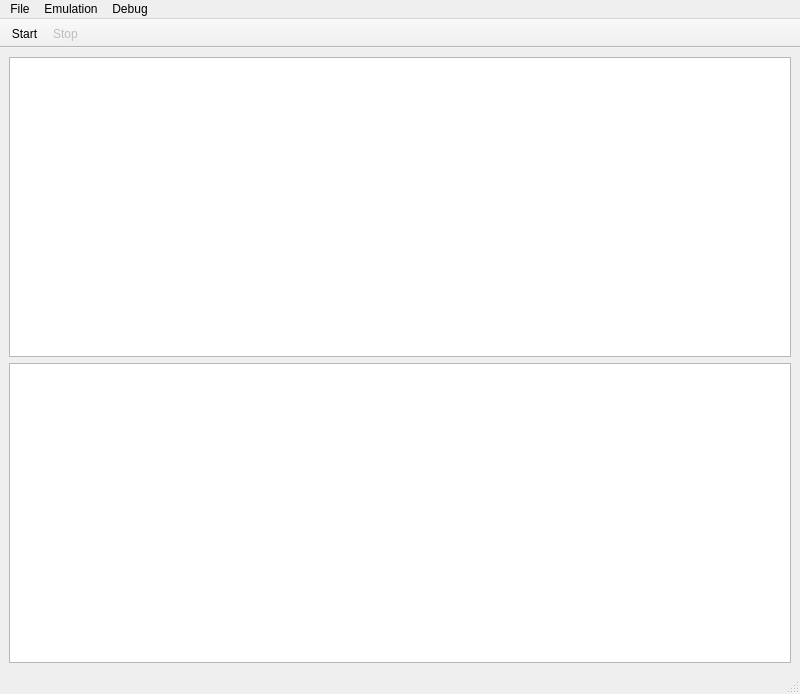
Above: psx-qt/mainwindow.ui from boeker/psx before the change. Below: the same form after it.
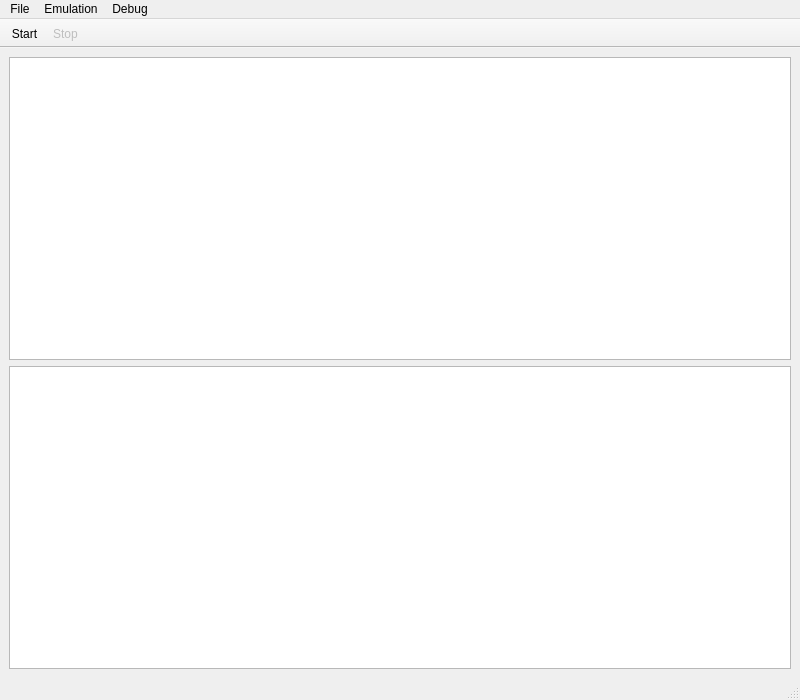
That is the form after the change.

Commit message: Add window for debugger

Diff of the .ui file:
```diff
--- a/psx-qt/mainwindow.ui
+++ b/psx-qt/mainwindow.ui
@@ -7,7 +7,7 @@
     <x>0</x>
     <y>0</y>
     <width>800</width>
-    <height>600</height>
+    <height>700</height>
    </rect>
   </property>
   <property name="windowTitle">
```
Left out of the diff: 9 changed lines with no effect on the pictures. The commit also changes 6 other files.
